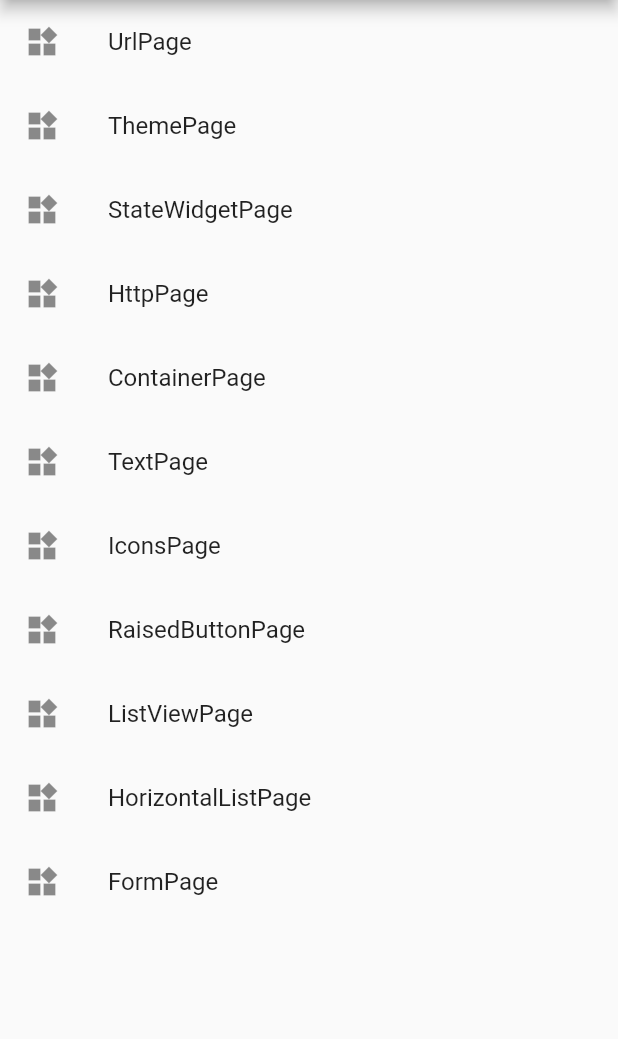
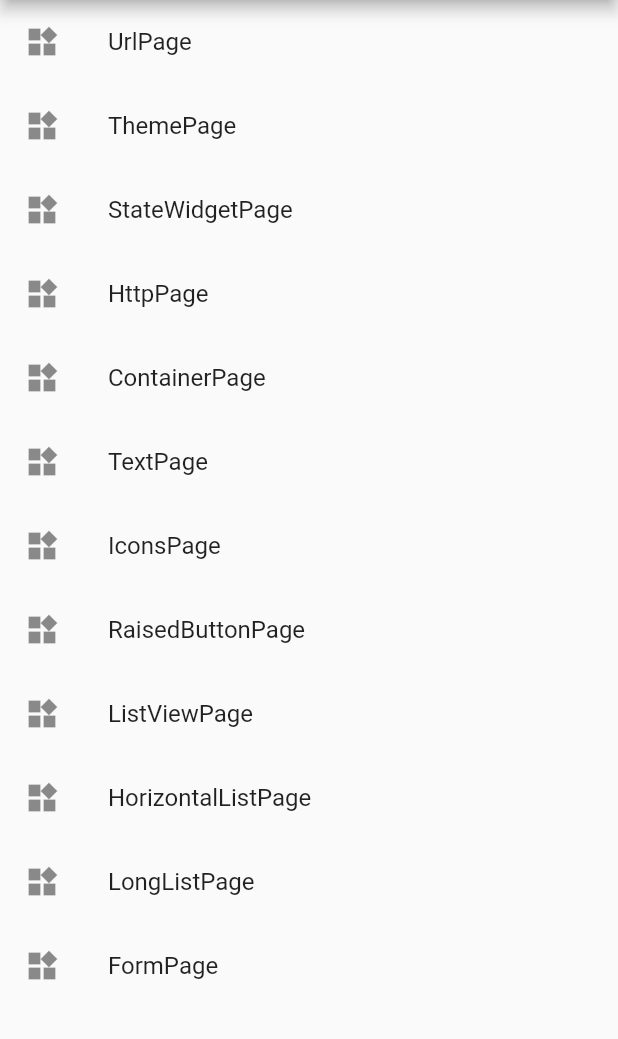
Before and after one commit to haoyd/FlutterSample, a Flutter app: the screen it shows after launch, on a phone screen of 412 x 824 dp, the part 84-1123 px from its top. Run offline on Flutter 3.47's test engine with Material 2 defaults, Android fonts, the phone set to English and light mode, and no system bars; our stand-ins replace fluttertoast.

Commit message:
长列表

```diff
--- a/lib/main.dart
+++ b/lib/main.dart
@@ -8,6 +8,7 @@ import 'controller/HttpPage.dart';
 import 'controller/IconsPage.dart';
 import 'controller/ImagePage.dart';
 import 'controller/ListViewPage.dart';
+import 'controller/LongListPage.dart';
 import 'controller/RaisedButtonPage.dart';
 import 'controller/StateWidgetPage.dart';
 import 'controller/TextPage.dart';
@@ -37,6 +38,7 @@ class MyApp extends StatelessWidget {
         'RaisedButtonPage': (BuildContext context) => new RaisedButtonPage(),
         'ListViewPage': (BuildContext context) => new ListViewPage(),
         'HorizontalListPage': (BuildContext context) => new HorizontalListPage(),
+        'LongListPage': (BuildContext context) => new LongListPage(),
         'FormPage': (BuildContext context) => new FormPage(),
       },
     );
@@ -80,6 +82,7 @@ class _SampleAppPageState extends State<SampleAppPage> {
     widgets.add(_getListItem("RaisedButtonPage"));
     widgets.add(_getListItem("ListViewPage"));
     widgets.add(_getListItem("HorizontalListPage"));
+    widgets.add(_getListItem("LongListPage"));
     widgets.add(_getListItem("FormPage"));
 
     return widgets;
```
Also changed, not shown: lib/controller/LongListPage.dart (added, +26 -0 lines).
